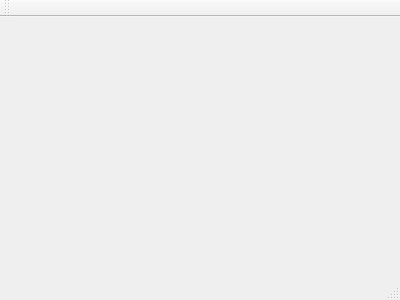
Old version of the form GUI/mainwindow.ui in the repository AndrewShidel/GeneticAlgorithm-QT.
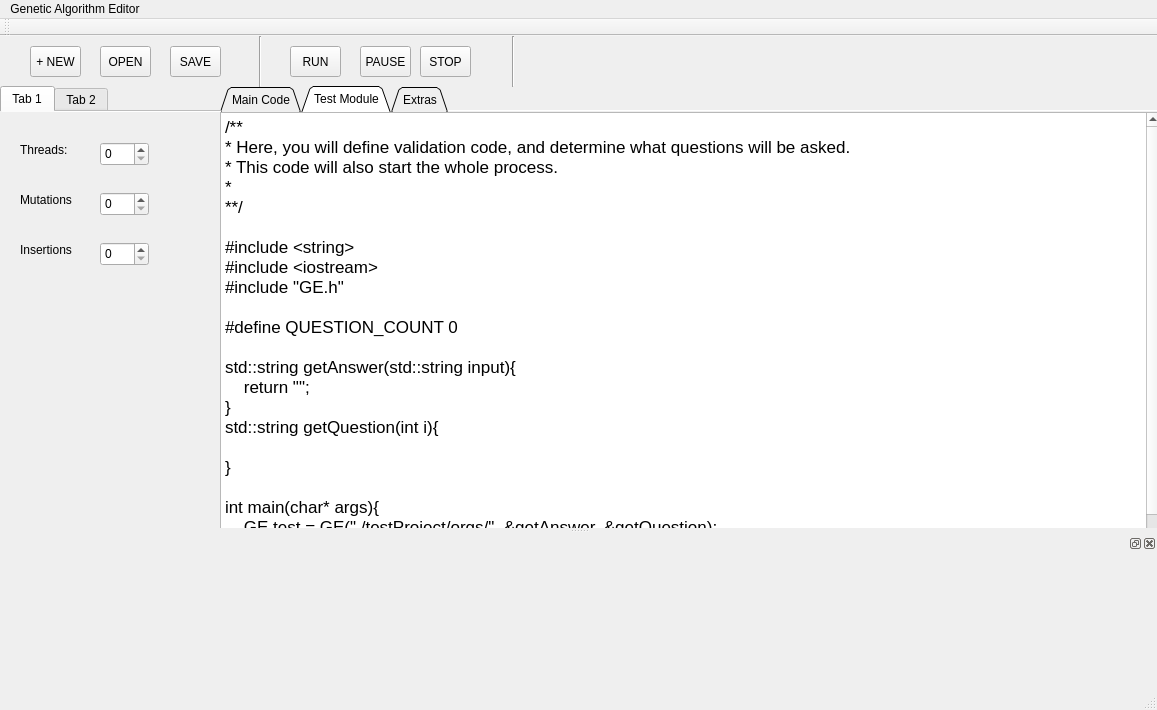
New version of the form. The open tabs and pages were chosen to show the change.

Commit message: Started creating the main interface.

What changed in the file:
```diff
--- a/GUI/mainwindow.ui
+++ b/GUI/mainwindow.ui
@@ -1,24 +1,423 @@
 <ui version="4.0">
  <class>MainWindow</class>
- <widget class="QMainWindow" name="MainWindow" >
-  <property name="geometry" >
+ <widget class="QMainWindow" name="MainWindow">
+  <property name="geometry">
    <rect>
     <x>0</x>
     <y>0</y>
-    <width>400</width>
-    <height>300</height>
+    <width>1157</width>
+    <height>710</height>
    </rect>
   </property>
   <property name="windowTitle" >
    <string>MainWindow</string>
   </property>
-  <widget class="QMenuBar" name="menuBar" />
-  <widget class="QToolBar" name="mainToolBar" />
-  <widget class="QWidget" name="centralWidget" />
-  <widget class="QStatusBar" name="statusBar" />
+  <widget class="QWidget" name="centralWidget">
+   <widget class="QToolButton" name="toolButton">
+    <property name="geometry">
+     <rect>
+      <x>30</x>
+      <y>10</y>
+      <width>51</width>
+      <height>31</height>
+     </rect>
+    </property>
+    <property name="text">
+     <string>+ NEW</string>
+    </property>
+   </widget>
+   <widget class="QToolButton" name="toolButton_2">
+    <property name="geometry">
+     <rect>
+      <x>100</x>
+      <y>10</y>
+      <width>51</width>
+      <height>31</height>
+     </rect>
+    </property>
+    <property name="text">
+     <string>OPEN</string>
+    </property>
+   </widget>
+   <widget class="Line" name="line">
+    <property name="geometry">
+     <rect>
+      <x>250</x>
+      <y>0</y>
+      <width>20</width>
+      <height>51</height>
+     </rect>
+    </property>
+    <property name="orientation">
+     <enum>Qt::Vertical</enum>
+    </property>
+   </widget>
+   <widget class="QToolButton" name="toolButton_3">
+    <property name="geometry">
+     <rect>
+      <x>290</x>
+      <y>10</y>
+      <width>51</width>
+      <height>31</height>
+     </rect>
+    </property>
+    <property name="text">
+     <string>RUN</string>
+    </property>
+   </widget>
+   <widget class="QToolButton" name="toolButton_4">
+    <property name="geometry">
+     <rect>
+      <x>170</x>
+      <y>10</y>
+      <width>51</width>
+      <height>31</height>
+     </rect>
+    </property>
+    <property name="text">
+     <string>SAVE</string>
+    </property>
+   </widget>
+   <widget class="QToolButton" name="toolButton_5">
+    <property name="geometry">
+     <rect>
+      <x>360</x>
+      <y>10</y>
+      <width>51</width>
+      <height>31</height>
+     </rect>
+    </property>
+    <property name="text">
+     <string>PAUSE</string>
+    </property>
+   </widget>
+   <widget class="QToolButton" name="toolButton_6">
+    <property name="geometry">
+     <rect>
+      <x>420</x>
+      <y>10</y>
+      <width>51</width>
+      <height>31</height>
+     </rect>
+    </property>
+    <property name="text">
+     <string>STOP</string>
+    </property>
+   </widget>
+   <widget class="Line" name="line_2">
+    <property name="geometry">
+     <rect>
+      <x>503</x>
+      <y>0</y>
+      <width>20</width>
+      <height>51</height>
+     </rect>
+    </property>
+    <property name="orientation">
+     <enum>Qt::Vertical</enum>
+    </property>
+   </widget>
+   <widget class="QTabWidget" name="tabWidget">
+    <property name="geometry">
+     <rect>
+      <x>220</x>
+      <y>50</y>
+      <width>941</width>
+      <height>471</height>
+     </rect>
+    </property>
+    <property name="contextMenuPolicy">
+     <enum>Qt::DefaultContextMenu</enum>
+    </property>
+    <property name="layoutDirection">
+     <enum>Qt::LeftToRight</enum>
+    </property>
+    <property name="autoFillBackground">
+     <bool>false</bool>
+    </property>
+    <property name="tabPosition">
+     <enum>QTabWidget::North</enum>
+    </property>
+    <property name="tabShape">
+     <enum>QTabWidget::Triangular</enum>
+    </property>
+    <property name="currentIndex">
+     <number>0</number>
+    </property>
+    <property name="elideMode">
+     <enum>Qt::ElideLeft</enum>
+    </property>
+    <property name="usesScrollButtons">
+     <bool>false</bool>
+    </property>
+    <property name="documentMode">
+     <bool>true</bool>
+    </property>
+    <property name="tabsClosable">
+     <bool>false</bool>
+    </property>
+    <property name="movable">
+     <bool>true</bool>
+    </property>
+    <widget class="QWidget" name="tab">
+     <attribute name="title">
+      <string>Main Code</string>
+     </attribute>
+     <widget class="QTextEdit" name="textEdit_3">
+      <property name="geometry">
+       <rect>
+        <x>0</x>
+        <y>0</y>
+        <width>941</width>
+        <height>451</height>
+       </rect>
+      </property>
+      <property name="html">
+       <string>&lt;!DOCTYPE HTML PUBLIC &quot;-//W3C//DTD HTML 4.0//EN&quot; &quot;http://www.w3.org/TR/REC-html40/strict.dtd&quot;&gt;
+&lt;html&gt;&lt;head&gt;&lt;meta name=&quot;qrichtext&quot; content=&quot;1&quot; /&gt;&lt;style type=&quot;text/css&quot;&gt;
+p, li { white-space: pre-wrap; }
+&lt;/style&gt;&lt;/head&gt;&lt;body style=&quot; font-family:'.Lucida Grande UI'; font-size:13pt; font-weight:400; font-style:normal;&quot;&gt;
+&lt;p style=&quot; margin-top:0px; margin-bottom:0px; margin-left:0px; margin-right:0px; -qt-block-indent:0; text-indent:0px;&quot;&gt;/**&lt;/p&gt;
+&lt;p style=&quot; margin-top:0px; margin-bottom:0px; margin-left:0px; margin-right:0px; -qt-block-indent:0; text-indent:0px;&quot;&gt;* Place the code that you would like to be evolved in this file.&lt;/p&gt;
+&lt;p style=&quot; margin-top:0px; margin-bottom:0px; margin-left:0px; margin-right:0px; -qt-block-indent:0; text-indent:0px;&quot;&gt;* You may add any new functions or properties, but it must be valid c++.&lt;/p&gt;
+&lt;p style=&quot; margin-top:0px; margin-bottom:0px; margin-left:0px; margin-right:0px; -qt-block-indent:0; text-indent:0px;&quot;&gt;*  For best performance, split your implementation into as many funcitons as possible.&lt;/p&gt;
+&lt;p style=&quot; margin-top:0px; margin-bottom:0px; margin-left:0px; margin-right:0px; -qt-block-indent:0; text-indent:0px;&quot;&gt;**/&lt;/p&gt;
+&lt;p style=&quot;-qt-paragraph-type:empty; margin-top:0px; margin-bottom:0px; margin-left:0px; margin-right:0px; -qt-block-indent:0; text-indent:0px;&quot;&gt;&lt;br /&gt;&lt;/p&gt;
+&lt;p style=&quot; margin-top:0px; margin-bottom:0px; margin-left:0px; margin-right:0px; -qt-block-indent:0; text-indent:0px;&quot;&gt;#include &amp;lt;string&amp;gt;&lt;/p&gt;
+&lt;p style=&quot; margin-top:0px; margin-bottom:0px; margin-left:0px; margin-right:0px; -qt-block-indent:0; text-indent:0px;&quot;&gt;#include &amp;lt;iostream&amp;gt;&lt;/p&gt;
+&lt;p style=&quot;-qt-paragraph-type:empty; margin-top:0px; margin-bottom:0px; margin-left:0px; margin-right:0px; -qt-block-indent:0; text-indent:0px;&quot;&gt;&lt;br /&gt;&lt;/p&gt;
+&lt;p style=&quot; margin-top:0px; margin-bottom:0px; margin-left:0px; margin-right:0px; -qt-block-indent:0; text-indent:0px;&quot;&gt;std::string code(std::string input){&lt;/p&gt;
+&lt;p style=&quot; margin-top:0px; margin-bottom:0px; margin-left:0px; margin-right:0px; -qt-block-indent:0; text-indent:0px;&quot;&gt;    //Add implementaion here&lt;/p&gt;
+&lt;p style=&quot; margin-top:0px; margin-bottom:0px; margin-left:0px; margin-right:0px; -qt-block-indent:0; text-indent:0px;&quot;&gt;    return &amp;quot;&amp;quot;;&lt;/p&gt;
+&lt;p style=&quot; margin-top:0px; margin-bottom:0px; margin-left:0px; margin-right:0px; -qt-block-indent:0; text-indent:0px;&quot;&gt;}&lt;/p&gt;
+&lt;p style=&quot;-qt-paragraph-type:empty; margin-top:0px; margin-bottom:0px; margin-left:0px; margin-right:0px; -qt-block-indent:0; text-indent:0px;&quot;&gt;&lt;br /&gt;&lt;/p&gt;
+&lt;p style=&quot; margin-top:0px; margin-bottom:0px; margin-left:0px; margin-right:0px; -qt-block-indent:0; text-indent:0px;&quot;&gt;int main(char* args){&lt;/p&gt;
+&lt;p style=&quot; margin-top:0px; margin-bottom:0px; margin-left:0px; margin-right:0px; -qt-block-indent:0; text-indent:0px;&quot;&gt;    std::cout &amp;lt;&amp;lt; code(args[1]) &amp;lt;&amp;lt; &amp;quot;|&amp;quot; &amp;lt;&amp;lt; MUTATION_RATE &amp;lt;&amp;lt; &amp;quot;|&amp;quot; &amp;lt;&amp;lt; INSERTION_RATE;&lt;/p&gt;
+&lt;p style=&quot; margin-top:0px; margin-bottom:0px; margin-left:0px; margin-right:0px; -qt-block-indent:0; text-indent:0px;&quot;&gt;}&lt;/p&gt;
+&lt;p style=&quot;-qt-paragraph-type:empty; margin-top:0px; margin-bottom:0px; margin-left:0px; margin-right:0px; -qt-block-indent:0; text-indent:0px;&quot;&gt;&lt;br /&gt;&lt;/p&gt;&lt;/body&gt;&lt;/html&gt;</string>
+      </property>
+     </widget>
+    </widget>
+    <widget class="QWidget" name="tab_2">
+     <attribute name="title">
+      <string>Test Module</string>
+     </attribute>
+     <widget class="QTextEdit" name="textEdit_4">
+      <property name="geometry">
+       <rect>
+        <x>0</x>
+        <y>0</y>
+        <width>941</width>
+        <height>451</height>
+       </rect>
+      </property>
+      <property name="html">
+       <string>&lt;!DOCTYPE HTML PUBLIC &quot;-//W3C//DTD HTML 4.0//EN&quot; &quot;http://www.w3.org/TR/REC-html40/strict.dtd&quot;&gt;
+&lt;html&gt;&lt;head&gt;&lt;meta name=&quot;qrichtext&quot; content=&quot;1&quot; /&gt;&lt;style type=&quot;text/css&quot;&gt;
+p, li { white-space: pre-wrap; }
+&lt;/style&gt;&lt;/head&gt;&lt;body style=&quot; font-family:'.Lucida Grande UI'; font-size:13pt; font-weight:400; font-style:normal;&quot;&gt;
+&lt;p style=&quot; margin-top:0px; margin-bottom:0px; margin-left:0px; margin-right:0px; -qt-block-indent:0; text-indent:0px;&quot;&gt;/**&lt;/p&gt;
+&lt;p style=&quot; margin-top:0px; margin-bottom:0px; margin-left:0px; margin-right:0px; -qt-block-indent:0; text-indent:0px;&quot;&gt;* Here, you will define validation code, and determine what questions will be asked.&lt;/p&gt;
+&lt;p style=&quot; margin-top:0px; margin-bottom:0px; margin-left:0px; margin-right:0px; -qt-block-indent:0; text-indent:0px;&quot;&gt;* This code will also start the whole process.&lt;/p&gt;
+&lt;p style=&quot; margin-top:0px; margin-bottom:0px; margin-left:0px; margin-right:0px; -qt-block-indent:0; text-indent:0px;&quot;&gt;*  &lt;/p&gt;
+&lt;p style=&quot; margin-top:0px; margin-bottom:0px; margin-left:0px; margin-right:0px; -qt-block-indent:0; text-indent:0px;&quot;&gt;**/&lt;/p&gt;
+&lt;p style=&quot;-qt-paragraph-type:empty; margin-top:0px; margin-bottom:0px; margin-left:0px; margin-right:0px; -qt-block-indent:0; text-indent:0px;&quot;&gt;&lt;br /&gt;&lt;/p&gt;
+&lt;p style=&quot; margin-top:0px; margin-bottom:0px; margin-left:0px; margin-right:0px; -qt-block-indent:0; text-indent:0px;&quot;&gt;#include &amp;lt;string&amp;gt;&lt;/p&gt;
+&lt;p style=&quot; margin-top:0px; margin-bottom:0px; margin-left:0px; margin-right:0px; -qt-block-indent:0; text-indent:0px;&quot;&gt;#include &amp;lt;iostream&amp;gt;&lt;/p&gt;
+&lt;p style=&quot; margin-top:0px; margin-bottom:0px; margin-left:0px; margin-right:0px; -qt-block-indent:0; text-indent:0px;&quot;&gt;#include &amp;quot;GE.h&amp;quot;&lt;/p&gt;
+&lt;p style=&quot;-qt-paragraph-type:empty; margin-top:0px; margin-bottom:0px; margin-left:0px; margin-right:0px; -qt-block-indent:0; text-indent:0px;&quot;&gt;&lt;br /&gt;&lt;/p&gt;
+&lt;p style=&quot; margin-top:0px; margin-bottom:0px; margin-left:0px; margin-right:0px; -qt-block-indent:0; text-indent:0px;&quot;&gt;#define QUESTION_COUNT 0&lt;/p&gt;
+&lt;p style=&quot;-qt-paragraph-type:empty; margin-top:0px; margin-bottom:0px; margin-left:0px; margin-right:0px; -qt-block-indent:0; text-indent:0px;&quot;&gt;&lt;br /&gt;&lt;/p&gt;
+&lt;p style=&quot; margin-top:0px; margin-bottom:0px; margin-left:0px; margin-right:0px; -qt-block-indent:0; text-indent:0px;&quot;&gt;std::string getAnswer(std::string input){&lt;/p&gt;
+&lt;p style=&quot; margin-top:0px; margin-bottom:0px; margin-left:0px; margin-right:0px; -qt-block-indent:0; text-indent:0px;&quot;&gt;    return &amp;quot;&amp;quot;;&lt;/p&gt;
+&lt;p style=&quot; margin-top:0px; margin-bottom:0px; margin-left:0px; margin-right:0px; -qt-block-indent:0; text-indent:0px;&quot;&gt;}&lt;/p&gt;
+&lt;p style=&quot; margin-top:0px; margin-bottom:0px; margin-left:0px; margin-right:0px; -qt-block-indent:0; text-indent:0px;&quot;&gt;std::string getQuestion(int i){&lt;/p&gt;
+&lt;p style=&quot;-qt-paragraph-type:empty; margin-top:0px; margin-bottom:0px; margin-left:0px; margin-right:0px; -qt-block-indent:0; text-indent:0px;&quot;&gt;&lt;br /&gt;&lt;/p&gt;
+&lt;p style=&quot; margin-top:0px; margin-bottom:0px; margin-left:0px; margin-right:0px; -qt-block-indent:0; text-indent:0px;&quot;&gt;}&lt;/p&gt;
+&lt;p style=&quot;-qt-paragraph-type:empty; margin-top:0px; margin-bottom:0px; margin-left:0px; margin-right:0px; -qt-block-indent:0; text-indent:0px;&quot;&gt;&lt;br /&gt;&lt;/p&gt;
+&lt;p style=&quot; margin-top:0px; margin-bottom:0px; margin-left:0px; margin-right:0px; -qt-block-indent:0; text-indent:0px;&quot;&gt;int main(char* args){&lt;/p&gt;
+&lt;p style=&quot; margin-top:0px; margin-bottom:0px; margin-left:0px; margin-right:0px; -qt-block-indent:0; text-indent:0px;&quot;&gt;    GE test = GE(&amp;quot;./testProject/orgs/&amp;quot;, &amp;amp;getAnswer, &amp;amp;getQuestion);&lt;/p&gt;
+&lt;p style=&quot; margin-top:0px; margin-bottom:0px; margin-left:0px; margin-right:0px; -qt-block-indent:0; text-indent:0px;&quot;&gt;    test.start();&lt;/p&gt;
+&lt;p style=&quot; margin-top:0px; margin-bottom:0px; margin-left:0px; margin-right:0px; -qt-block-indent:0; text-indent:0px;&quot;&gt;}&lt;/p&gt;
+&lt;p style=&quot;-qt-paragraph-type:empty; margin-top:0px; margin-bottom:0px; margin-left:0px; margin-right:0px; -qt-block-indent:0; text-indent:0px;&quot;&gt;&lt;br /&gt;&lt;/p&gt;&lt;/body&gt;&lt;/html&gt;</string>
+      </property>
+     </widget>
+    </widget>
+    <widget class="QWidget" name="tab_3">
+     <attribute name="title">
+      <string>Extras</string>
+     </attribute>
+    </widget>
+   </widget>
+   <widget class="QTabWidget" name="tabWidget_2">
+    <property name="geometry">
+     <rect>
+      <x>0</x>
+      <y>50</y>
+      <width>221</width>
+      <height>471</height>
+     </rect>
+    </property>
+    <property name="documentMode">
+     <bool>true</bool>
+    </property>
+    <widget class="QWidget" name="tab_4">
+     <attribute name="title">
+      <string>Tab 1</string>
+     </attribute>
+     <widget class="QLabel" name="label_3">
+      <property name="geometry">
+       <rect>
+        <x>20</x>
+        <y>130</y>
+        <width>62</width>
+        <height>16</height>
+       </rect>
+      </property>
+      <property name="text">
+       <string>Insertions</string>
+      </property>
+     </widget>
+     <widget class="QSpinBox" name="spinBox">
+      <property name="geometry">
+       <rect>
+        <x>100</x>
+        <y>30</y>
+        <width>49</width>
+        <height>24</height>
+       </rect>
+      </property>
+     </widget>
+     <widget class="QSpinBox" name="spinBox_2">
+      <property name="geometry">
+       <rect>
+        <x>100</x>
+        <y>80</y>
+        <width>49</width>
+        <height>24</height>
+       </rect>
+      </property>
+     </widget>
+     <widget class="QSpinBox" name="spinBox_3">
+      <property name="geometry">
+       <rect>
+        <x>100</x>
+        <y>130</y>
+        <width>49</width>
+        <height>24</height>
+       </rect>
+      </property>
+     </widget>
+     <widget class="QLabel" name="label">
+      <property name="geometry">
+       <rect>
+        <x>20</x>
+        <y>30</y>
+        <width>62</width>
+        <height>16</height>
+       </rect>
+      </property>
+      <property name="text">
+       <string>Threads:</string>
+      </property>
+     </widget>
+     <widget class="QLabel" name="label_2">
+      <property name="geometry">
+       <rect>
+        <x>20</x>
+        <y>80</y>
+        <width>62</width>
+        <height>16</height>
+       </rect>
+      </property>
+      <property name="text">
+       <string>Mutations</string>
+      </property>
+     </widget>
+     <zorder>listWidget</zorder>
+     <zorder>label_3</zorder>
+     <zorder>spinBox</zorder>
+     <zorder>spinBox_2</zorder>
+     <zorder>spinBox_3</zorder>
+     <zorder>label</zorder>
+     <zorder>label_2</zorder>
+    </widget>
+    <widget class="QWidget" name="tab_5">
+     <attribute name="title">
+      <string>Tab 2</string>
+     </attribute>
+    </widget>
+   </widget>
+   <zorder>toolButton</zorder>
+   <zorder>toolButton_2</zorder>
+   <zorder>line</zorder>
+   <zorder>toolButton_3</zorder>
+   <zorder>toolButton_4</zorder>
+   <zorder>toolButton_5</zorder>
+   <zorder>toolButton_6</zorder>
+   <zorder>line_2</zorder>
+   <zorder>tabWidget</zorder>
+   <zorder>tabWidget_2</zorder>
+   <zorder>tabWidget_2</zorder>
+  </widget>
+  <widget class="QMenuBar" name="menuBar">
+   <property name="geometry">
+    <rect>
+     <x>0</x>
+     <y>0</y>
+     <width>1157</width>
+     <height>22</height>
+    </rect>
+   </property>
+   <widget class="QMenu" name="menuGenetic_Algorithm_Editor">
+    <property name="title">
+     <string>Genetic Algorithm Editor</string>
+    </property>
+    <addaction name="separator"/>
+    <addaction name="actionSub_item_1"/>
+   </widget>
+   <addaction name="menuGenetic_Algorithm_Editor"/>
+  </widget>
+  <widget class="QToolBar" name="mainToolBar">
+   <attribute name="toolBarArea">
+    <enum>TopToolBarArea</enum>
+   </attribute>
+   <attribute name="toolBarBreak">
+    <bool>false</bool>
+   </attribute>
+  </widget>
+  <widget class="QStatusBar" name="statusBar"/>
+  <widget class="QDockWidget" name="dockWidget_4">
+   <property name="minimumSize">
+    <size>
+     <width>1157</width>
+     <height>154</height>
+    </size>
+   </property>
+   <attribute name="dockWidgetArea">
+    <number>8</number>
+   </attribute>
+   <widget class="QWidget" name="dockWidgetContents_4">
+    <widget class="QWidget" name="verticalLayoutWidget">
+     <property name="geometry">
+      <rect>
+       <x>0</x>
+       <y>0</y>
+       <width>1161</width>
+       <height>121</height>
+      </rect>
+     </property>
+     <layout class="QVBoxLayout" name="verticalLayout"/>
+    </widget>
+   </widget>
+  </widget>
+  <action name="actionSub_item_1">
+   <property name="text">
+    <string>Sub-item 1</string>
+   </property>
+  </action>
  </widget>
- <layoutDefault spacing="6" margin="11" />
- <pixmapfunction></pixmapfunction>
+ <layoutdefault spacing="6" margin="11"/>
  <resources/>
  <connections/>
 </ui>
```
Left out of the diff: 3 changed lines with no effect on the pictures. The commit also changes 3 other files.
